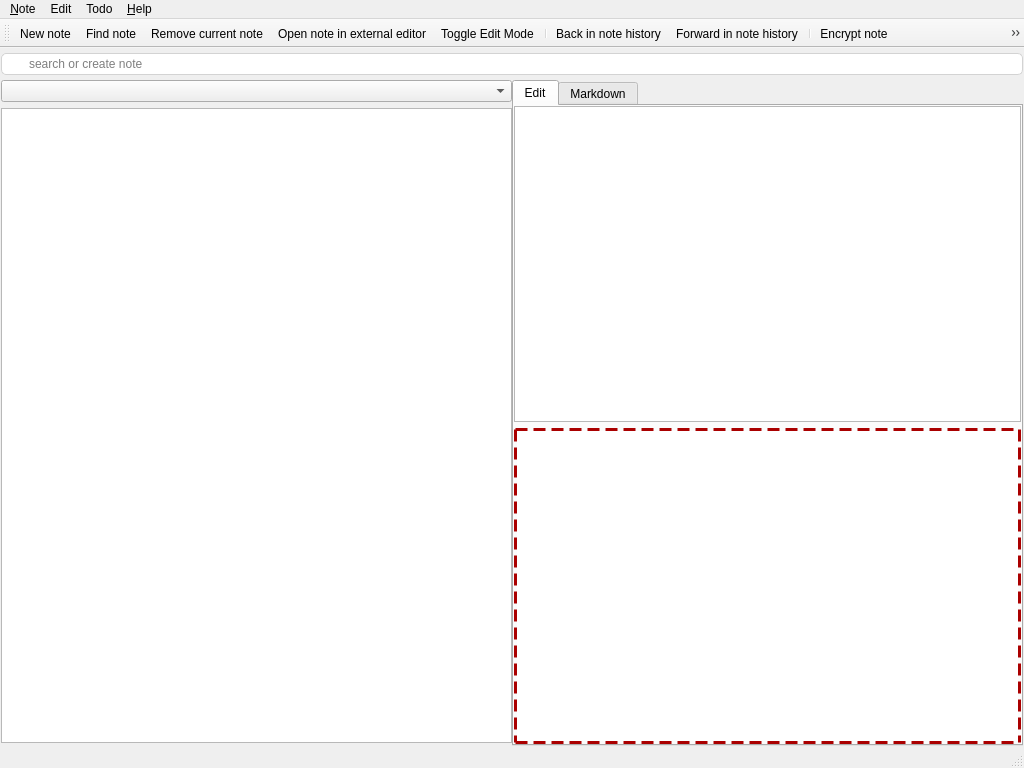
The window that src/mainwindow.ui (pbek/QOwnNotes) describes before a commit, drawn with Qt 5.
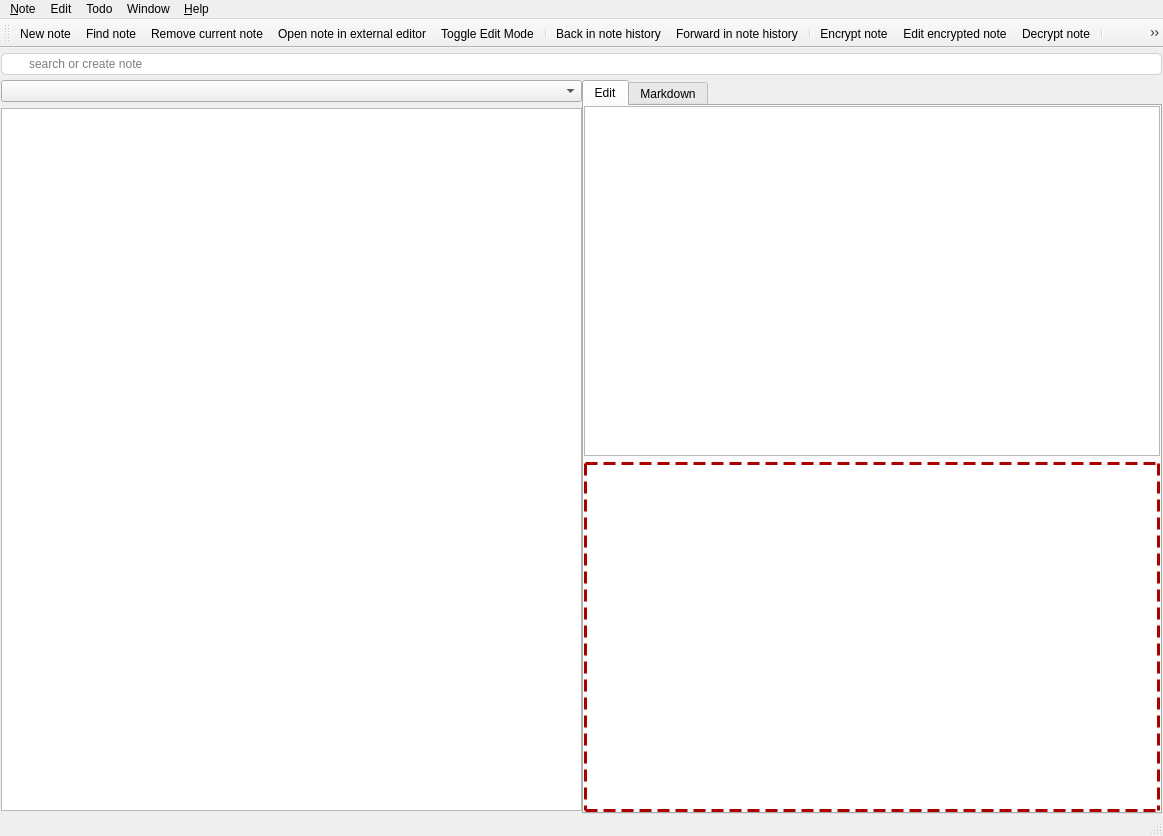
The same window after the commit. Icons and pictures are not drawn. Custom widgets are drawn as their Qt base class.

Commit message: implemented a distraction free mode

```diff
--- a/src/mainwindow.ui
+++ b/src/mainwindow.ui
@@ -6,8 +6,8 @@
    <rect>
     <x>0</x>
     <y>0</y>
-    <width>1024</width>
-    <height>768</height>
+    <width>1163</width>
+    <height>836</height>
    </rect>
   </property>
   <property name="windowTitle">
@@ -248,7 +248,7 @@
     <rect>
      <x>0</x>
      <y>0</y>
-     <width>1024</width>
+     <width>1163</width>
      <height>28</height>
     </rect>
    </property>
@@ -336,9 +336,16 @@
     </property>
     <addaction name="actionOpen_List"/>
    </widget>
+   <widget class="QMenu" name="menuWindow">
+    <property name="title">
+     <string>Window</string>
+    </property>
+    <addaction name="actionToggle_distraction_free_mode"/>
+   </widget>
    <addaction name="menuQOwnNotes"/>
    <addaction name="menuEdit"/>
    <addaction name="menuTodo"/>
+   <addaction name="menuWindow"/>
    <addaction name="menu_Help"/>
   </widget>
   <widget class="QToolBar" name="mainToolBar">
@@ -372,6 +379,7 @@
    <addaction name="separator"/>
    <addaction name="actionOpen_List"/>
    <addaction name="separator"/>
+   <addaction name="actionToggle_distraction_free_mode"/>
    <addaction name="action_Quit"/>
   </widget>
   <widget class="QStatusBar" name="statusBar"/>
@@ -817,6 +825,21 @@
     <string notr="true">Ctrl+PgUp</string>
    </property>
   </action>
+  <action name="actionToggle_distraction_free_mode">
+   <property name="icon">
+    <iconset theme="zoom-original" resource="breeze-qownnotes.qrc">
+     <normaloff>:/icons/breeze-qownnotes/16x16/zoom-original.svg</normaloff>:/icons/breeze-qownnotes/16x16/zoom-original.svg</iconset>
+   </property>
+   <property name="text">
+    <string>&amp;Distraction free mode</string>
+   </property>
+   <property name="toolTip">
+    <string>Distraction free mode, you can leave it with a button on the bottom right</string>
+   </property>
+   <property name="shortcut">
+    <string>Ctrl+Shift+D</string>
+   </property>
+  </action>
  </widget>
  <layoutdefault spacing="6" margin="11"/>
  <customwidgets>
```
Left out of the diff: 4 changed lines with no effect on the pictures. The commit also changes 8 other files.
